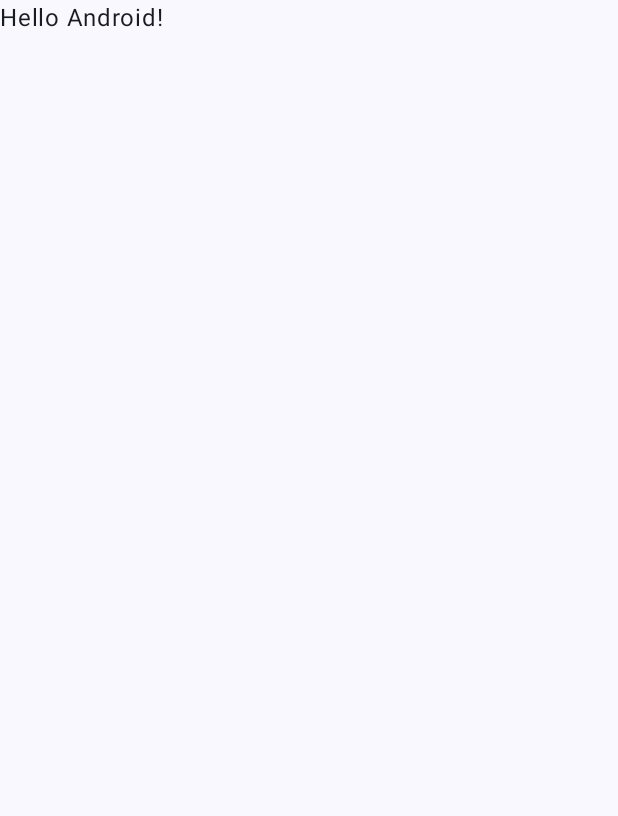
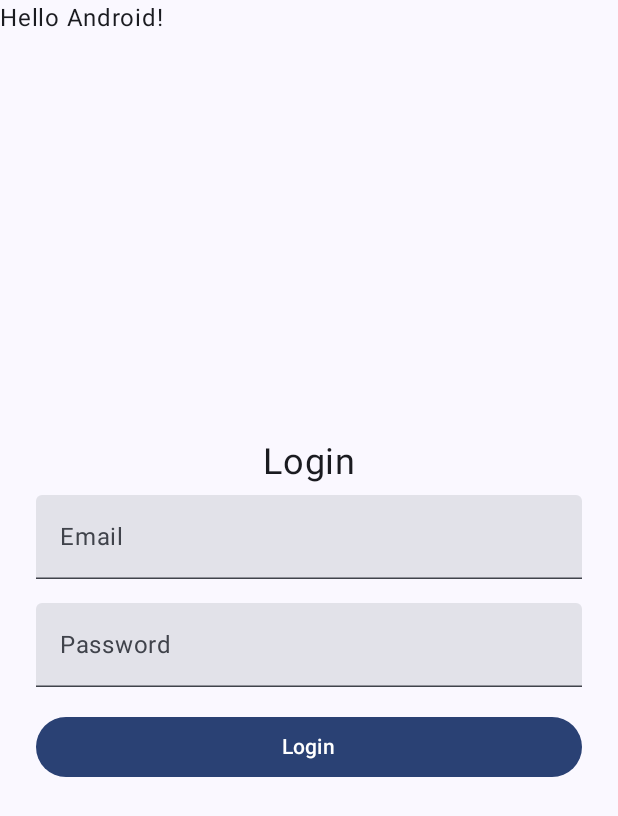
Before and after one commit to CroiXan/talk-companion, an Android app built with Jetpack Compose: the screen it shows after launch (MainActivity), on a phone screen of 412 x 824 dp. Before the commit the part shown is almost empty. Shown: the top 816 px of the screen. Run offline under Robolectric (Android 15) with nearby library versions, the phone set to English and light mode, and no system bars.

Commit message:
login screen

```diff
--- a/app/src/main/java/com/example/talkcompanion/MainActivity.kt
+++ b/app/src/main/java/com/example/talkcompanion/MainActivity.kt
@@ -11,6 +11,7 @@ import androidx.compose.material3.Text
 import androidx.compose.runtime.Composable
 import androidx.compose.ui.Modifier
 import androidx.compose.ui.tooling.preview.Preview
+import com.example.talkcompanion.components.LoginScreen
 import com.example.talkcompanion.ui.theme.TalkCompanionTheme
 
 class MainActivity : ComponentActivity() {
@@ -20,6 +21,7 @@ class MainActivity : ComponentActivity() {
         setContent {
             TalkCompanionTheme {
                 Scaffold(modifier = Modifier.fillMaxSize()) { innerPadding ->
+                    LoginScreen()
                     Greeting(
                         name = "Android",
                         modifier = Modifier.padding(innerPadding)
--- /dev/null
+++ b/app/src/main/java/com/example/talkcompanion/components/LoginScreen.kt
@@ -0,0 +1,75 @@
+package com.example.talkcompanion.components
+
+import androidx.compose.foundation.layout.Arrangement
+import androidx.compose.foundation.layout.Column
+import androidx.compose.foundation.layout.fillMaxSize
+import androidx.compose.foundation.layout.fillMaxWidth
+import androidx.compose.foundation.layout.padding
+import androidx.compose.material3.Button
+import androidx.compose.material3.Text
+import androidx.compose.material3.TextField
+import androidx.compose.runtime.Composable
+import androidx.compose.runtime.getValue
+import androidx.compose.runtime.mutableStateOf
+import androidx.compose.runtime.remember
+import androidx.compose.runtime.setValue
+import androidx.compose.ui.Alignment
+import androidx.compose.ui.Modifier
+import androidx.compose.ui.text.input.PasswordVisualTransformation
+import androidx.compose.ui.unit.dp
+import androidx.compose.ui.unit.sp
+
+@Composable
+fun LoginScreen() {
+    var email by remember {
+        mutableStateOf("")
+    }
+    var password by remember {
+        mutableStateOf("")
+    }
+    Column(
+        modifier = Modifier
+            .fillMaxSize()
+            .padding(16. dp),
+        horizontalAlignment = Alignment.CenterHorizontally,
+        verticalArrangement = Arrangement.Center
+    ) {
+        Text(text = "Login", fontSize = 24. sp)
+
+        TextField(
+            value = email,
+            onValueChange = {
+                email = it
+            },
+            label = {
+                Text("Email")
+            },
+            modifier = Modifier
+                .fillMaxWidth()
+                .padding(8. dp)
+        )
+
+        TextField(
+            value = password,
+            onValueChange = {
+                password = it
+            },
+            label = {
+                Text("Password")
+            },
+            modifier = Modifier
+                .fillMaxWidth()
+                .padding(8. dp),
+            visualTransformation = PasswordVisualTransformation()
+        )
+        Button(
+            onClick = {
+                /* Handle login logic here */ },
+            modifier = Modifier
+                .fillMaxWidth()
+                .padding(8. dp)
+        ) {
+            Text(text = "Login")
+        }
+    }
+}
```
